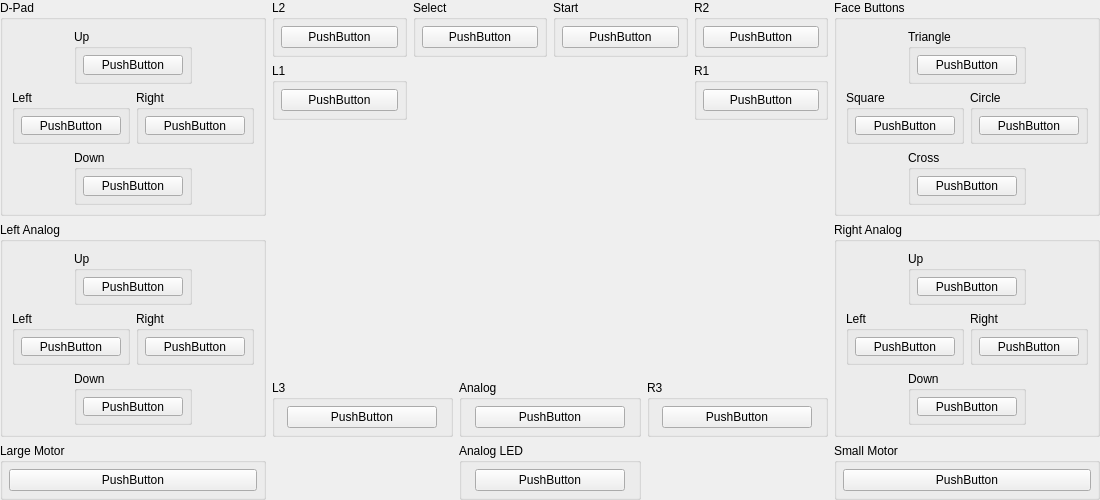
Qt form src/duckstation-qt/controllerbindingwidget_analog_controller.ui (stenzek/duckstation) before a commit.
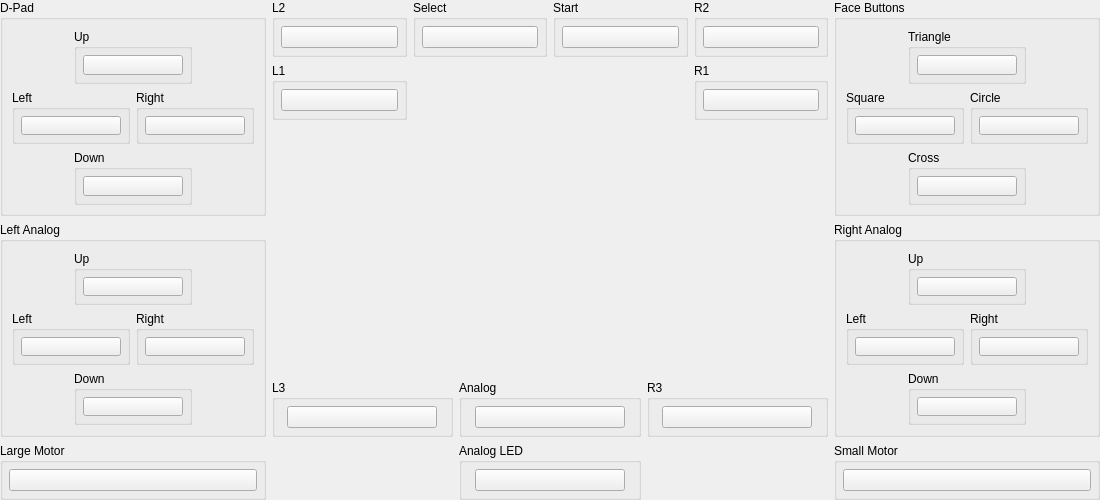
The same form after that commit. Custom widgets are drawn as their Qt base class.

```diff
--- a/src/duckstation-qt/controllerbindingwidget_analog_controller.ui
+++ b/src/duckstation-qt/controllerbindingwidget_analog_controller.ui
@@ -75,9 +75,6 @@
                <height>16777215</height>
               </size>
              </property>
-             <property name="text">
-              <string>PushButton</string>
-             </property>
             </widget>
            </item>
           </layout>
@@ -115,9 +112,6 @@
                <height>16777215</height>
               </size>
              </property>
-             <property name="text">
-              <string>PushButton</string>
-             </property>
             </widget>
            </item>
           </layout>
@@ -155,9 +149,6 @@
                <height>16777215</height>
               </size>
              </property>
-             <property name="text">
-              <string>PushButton</string>
-             </property>
             </widget>
            </item>
           </layout>
@@ -195,9 +186,6 @@
                <height>16777215</height>
               </size>
              </property>
-             <property name="text">
-              <string>PushButton</string>
-             </property>
             </widget>
            </item>
           </layout>
@@ -244,9 +232,6 @@
                <height>16777215</height>
               </size>
              </property>
-             <property name="text">
-              <string>PushButton</string>
-             </property>
             </widget>
            </item>
           </layout>
@@ -284,9 +269,6 @@
                <height>16777215</height>
               </size>
              </property>
-             <property name="text">
-              <string>PushButton</string>
-             </property>
             </widget>
            </item>
           </layout>
@@ -324,9 +306,6 @@
                <height>16777215</height>
               </size>
              </property>
-             <property name="text">
-              <string>PushButton</string>
-             </property>
             </widget>
            </item>
           </layout>
@@ -364,9 +343,6 @@
                <height>16777215</height>
               </size>
              </property>
-             <property name="text">
-              <string>PushButton</string>
-             </property>
             </widget>
            </item>
           </layout>
@@ -401,9 +377,6 @@
             <height>0</height>
            </size>
           </property>
-          <property name="text">
-           <string>PushButton</string>
-          </property>
          </widget>
         </item>
        </layout>
@@ -452,9 +425,6 @@
             <height>16777215</height>
            </size>
           </property>
-          <property name="text">
-           <string>PushButton</string>
-          </property>
          </widget>
         </item>
        </layout>
@@ -486,9 +456,6 @@
             <height>16777215</height>
            </size>
           </property>
-          <property name="text">
-           <string>PushButton</string>
-          </property>
          </widget>
         </item>
        </layout>
@@ -520,9 +487,6 @@
             <height>16777215</height>
            </size>
           </property>
-          <property name="text">
-           <string>PushButton</string>
-          </property>
          </widget>
         </item>
        </layout>
@@ -554,9 +518,6 @@
             <height>16777215</height>
            </size>
           </property>
-          <property name="text">
-           <string>PushButton</string>
-          </property>
          </widget>
         </item>
        </layout>
@@ -588,9 +549,6 @@
             <height>16777215</height>
            </size>
           </property>
-          <property name="text">
-           <string>PushButton</string>
-          </property>
          </widget>
         </item>
        </layout>
@@ -622,9 +580,6 @@
             <height>16777215</height>
            </size>
           </property>
-          <property name="text">
-           <string>PushButton</string>
-          </property>
          </widget>
         </item>
        </layout>
@@ -672,9 +627,6 @@
                <height>16777215</height>
               </size>
              </property>
-             <property name="text">
-              <string>PushButton</string>
-             </property>
             </widget>
            </item>
           </layout>
@@ -712,9 +664,6 @@
                <height>16777215</height>
               </size>
              </property>
-             <property name="text">
-              <string>PushButton</string>
-             </property>
             </widget>
            </item>
           </layout>
@@ -752,9 +701,6 @@
                <height>16777215</height>
               </size>
              </property>
-             <property name="text">
-              <string>PushButton</string>
-             </property>
             </widget>
            </item>
           </layout>
@@ -792,9 +738,6 @@
                <height>16777215</height>
               </size>
              </property>
-             <property name="text">
-              <string>PushButton</string>
-             </property>
             </widget>
            </item>
           </layout>
@@ -841,9 +784,6 @@
                <height>16777215</height>
               </size>
              </property>
-             <property name="text">
-              <string>PushButton</string>
-             </property>
             </widget>
            </item>
           </layout>
@@ -881,9 +821,6 @@
                <height>16777215</height>
               </size>
              </property>
-             <property name="text">
-              <string>PushButton</string>
-             </property>
             </widget>
            </item>
           </layout>
@@ -921,9 +858,6 @@
                <height>16777215</height>
               </size>
              </property>
-             <property name="text">
-              <string>PushButton</string>
-             </property>
             </widget>
            </item>
           </layout>
@@ -961,9 +895,6 @@
                <height>16777215</height>
               </size>
              </property>
-             <property name="text">
-              <string>PushButton</string>
-             </property>
             </widget>
            </item>
           </layout>
@@ -998,9 +929,6 @@
             <height>0</height>
            </size>
           </property>
-          <property name="text">
-           <string>PushButton</string>
-          </property>
          </widget>
         </item>
        </layout>
@@ -1101,9 +1029,6 @@
             <height>16777215</height>
            </size>
           </property>
-          <property name="text">
-           <string>PushButton</string>
-          </property>
          </widget>
         </item>
        </layout>
@@ -1135,9 +1060,6 @@
             <height>16777215</height>
            </size>
           </property>
-          <property name="text">
-           <string>PushButton</string>
-          </property>
          </widget>
         </item>
        </layout>
@@ -1169,9 +1091,6 @@
             <height>16777215</height>
            </size>
           </property>
-          <property name="text">
-           <string>PushButton</string>
-          </property>
          </widget>
         </item>
        </layout>
@@ -1203,9 +1122,6 @@
             <height>16777215</height>
            </size>
           </property>
-          <property name="text">
-           <string>PushButton</string>
-          </property>
          </widget>
         </item>
        </layout>
```
